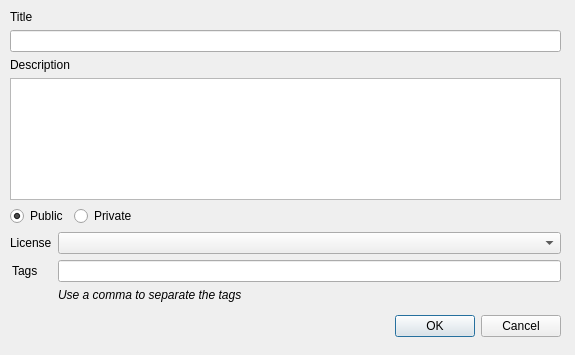
This is branches/mscore-0-9-6/mscore/share/plugins/musescore.com/ui/musescore_dialog.ui in musescore/musescore-old as Qt 5 draws it before an edit. The edited form follows.
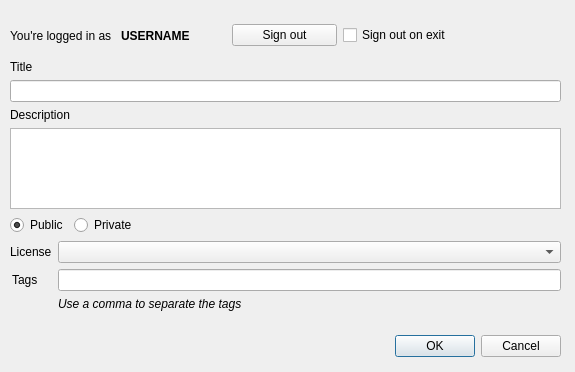
This is the edited form.

```diff
--- a/branches/mscore-0-9-6/mscore/share/plugins/musescore.com/ui/musescore_dialog.ui
+++ b/branches/mscore-0-9-6/mscore/share/plugins/musescore.com/ui/musescore_dialog.ui
@@ -7,7 +7,7 @@
     <x>0</x>
     <y>0</y>
     <width>575</width>
-    <height>355</height>
+    <height>372</height>
    </rect>
   </property>
   <property name="windowTitle">
@@ -20,7 +20,7 @@
    <property name="geometry">
     <rect>
      <x>220</x>
-     <y>310</y>
+     <y>330</y>
      <width>341</width>
      <height>32</height>
     </rect>
@@ -36,9 +36,9 @@
    <property name="geometry">
     <rect>
      <x>10</x>
-     <y>10</y>
+     <y>60</y>
      <width>551</width>
-     <height>292</height>
+     <height>251</height>
     </rect>
    </property>
    <layout class="QVBoxLayout" name="verticalLayout">
@@ -178,6 +178,52 @@
     </item>
    </layout>
   </widget>
+  <widget class="QWidget" name="horizontalLayoutWidget">
+   <property name="geometry">
+    <rect>
+     <x>10</x>
+     <y>20</y>
+     <width>442</width>
+     <height>31</height>
+    </rect>
+   </property>
+   <layout class="QHBoxLayout" name="horizontalLayout">
+    <item>
+     <widget class="QLabel" name="label_3">
+      <property name="text">
+       <string>You're logged in as</string>
+      </property>
+     </widget>
+    </item>
+    <item>
+     <widget class="QLabel" name="lblUsername">
+      <property name="font">
+       <font>
+        <weight>75</weight>
+        <bold>true</bold>
+       </font>
+      </property>
+      <property name="text">
+       <string>USERNAME</string>
+      </property>
+     </widget>
+    </item>
+    <item>
+     <widget class="QPushButton" name="btnSignout">
+      <property name="text">
+       <string>Sign out</string>
+      </property>
+     </widget>
+    </item>
+    <item>
+     <widget class="QCheckBox" name="chkSignoutOnExit">
+      <property name="text">
+       <string>Sign out on exit</string>
+      </property>
+     </widget>
+    </item>
+   </layout>
+  </widget>
  </widget>
  <resources/>
  <connections>
```
Left out of the diff: 71 changed lines with no effect on the pictures.
